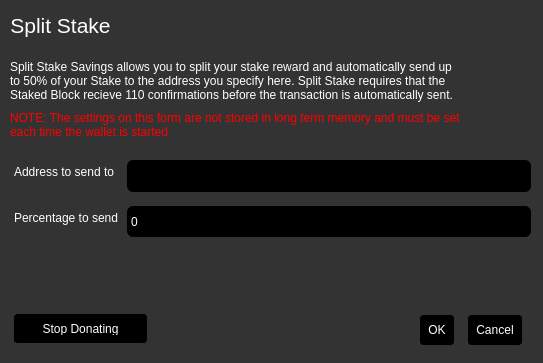
Above: src/qt/forms/charitydialog.ui from mammix2/boostcoin-core before the change. Below: the same form after it.
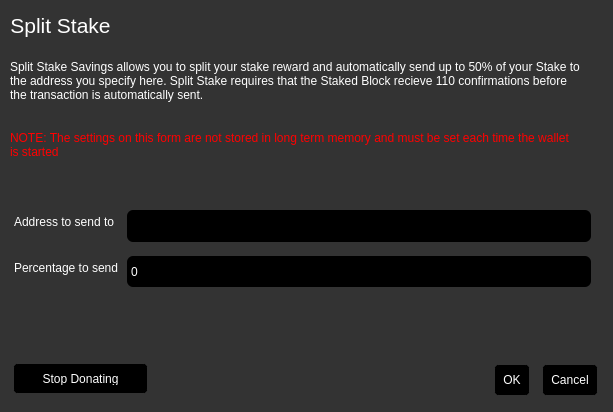
That is the form after the change.

Commit message: adjust main layout size for extra buttons

What changed in the file:
```diff
--- a/src/qt/forms/charitydialog.ui
+++ b/src/qt/forms/charitydialog.ui
@@ -6,8 +6,8 @@
    <rect>
     <x>0</x>
     <y>0</y>
-    <width>543</width>
-    <height>363</height>
+    <width>613</width>
+    <height>412</height>
    </rect>
   </property>
   <property name="windowTitle">
@@ -114,7 +114,7 @@
     <rect>
      <x>10</x>
      <y>60</y>
-     <width>451</width>
+     <width>571</width>
      <height>61</height>
     </rect>
    </property>
@@ -134,8 +134,8 @@
   <widget class="QDialogButtonBox" name="buttonBox">
    <property name="geometry">
     <rect>
-     <x>335</x>
-     <y>310</y>
+     <x>410</x>
+     <y>360</y>
      <width>191</width>
      <height>41</height>
     </rect>
@@ -151,8 +151,8 @@
    <property name="geometry">
     <rect>
      <x>10</x>
-     <y>160</y>
-     <width>521</width>
+     <y>210</y>
+     <width>581</width>
      <height>121</height>
     </rect>
    </property>
@@ -214,8 +214,8 @@
    <property name="geometry">
     <rect>
      <x>10</x>
-     <y>110</y>
-     <width>461</width>
+     <y>130</y>
+     <width>561</width>
      <height>31</height>
     </rect>
    </property>
@@ -230,7 +230,7 @@
    <property name="geometry">
     <rect>
      <x>10</x>
-     <y>310</y>
+     <y>360</y>
      <width>141</width>
      <height>37</height>
     </rect>
```
The commit also changes 1 other file.
